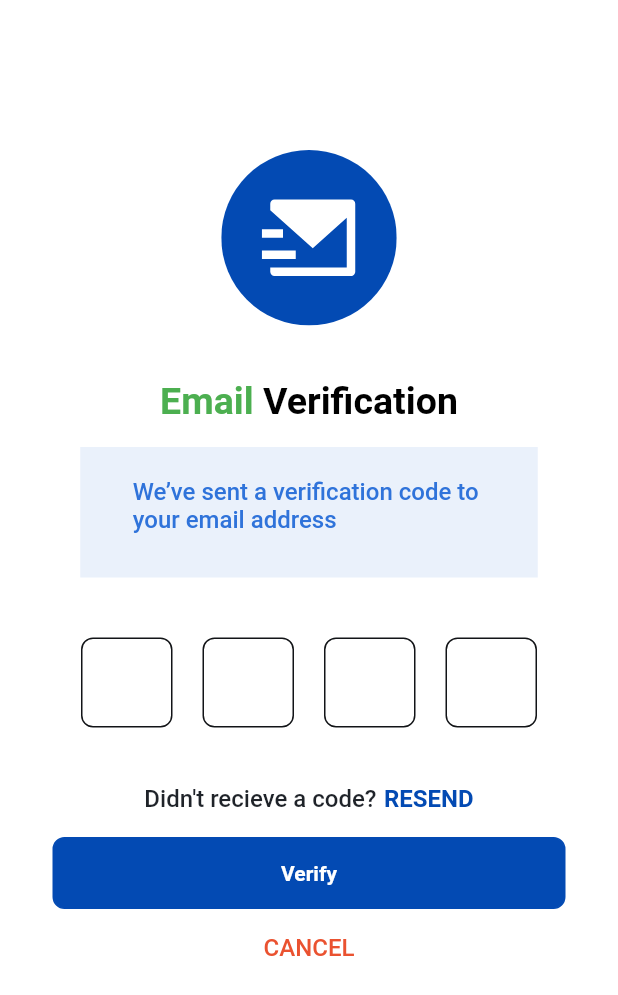
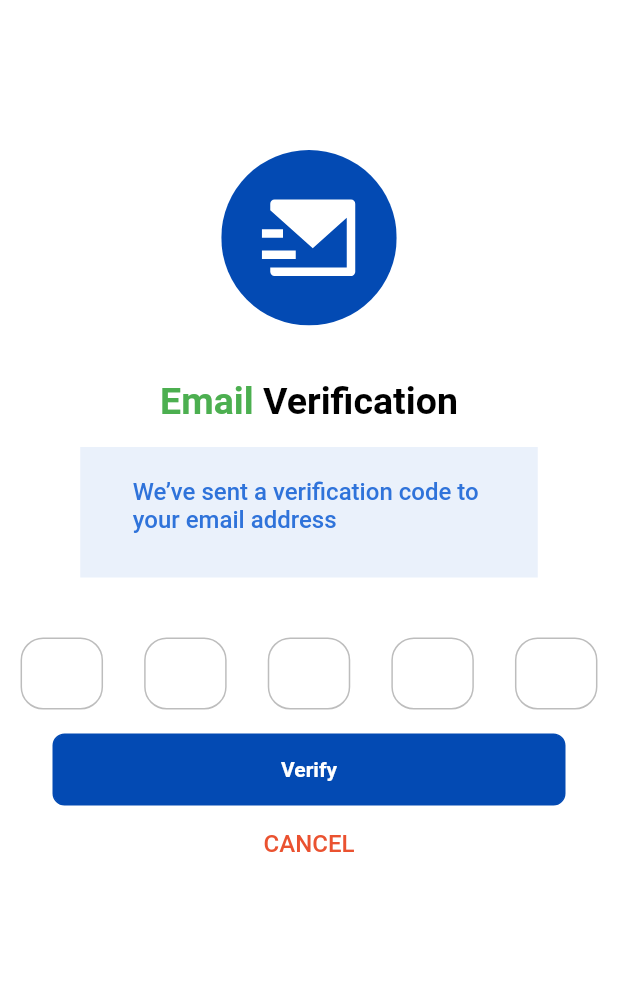
Before and after one commit to 7H3-PR073C70R/money-management, a Flutter app: the EmailVarificationView screen opened directly, on a phone screen of 412 x 824 dp. Shown: the top 995 px of the screen. Run offline on Flutter 3.47's test engine with Material 2 defaults, Android fonts, the light colour scheme and no system bars; drawn by our look-alikes of otp_text_field; our stand-ins replace flutter_svg, stacked.

Commit message:
otp field

```diff
--- a/lib/ui/views/auth/email_verification/email_verification_view.dart
+++ b/lib/ui/views/auth/email_verification/email_verification_view.dart
@@ -5,6 +5,8 @@ import 'package:flutter/painting.dart';
 import 'package:flutter_svg/flutter_svg.dart';
 import 'package:money_management/constants/app_image_path.dart';
 import 'package:money_management/constants/app_string.dart';
+import 'package:otp_text_field/otp_field.dart';
+import 'package:otp_text_field/style.dart';
 import 'package:stacked/stacked.dart';
 import 'email_varification_view_model.dart';
 
@@ -68,74 +70,18 @@ class EmailVarificationView extends StatelessWidget {
             const SizedBox(
               height: 40,
             ),
-            //       OTPTextField(
-            //   length: 5,
-            //   width: MediaQuery.of(context).size.width,
-            //   textFieldAlignment: MainAxisAlignment.spaceAround,
-            //   fieldWidth: 55,
-            //   fieldStyle: FieldStyle.box,
-            //   outlineBorderRadius: 15,
-            //   style: TextStyle(fontSize: 17),
-            //   onChanged: (pin) {
-            //     print("Changed: " + pin);
-            //   },
-            //   onCompleted: (pin) {
-            //     print("Completed: " + pin);
-            //   },
-            // ),
-            Row(
-              mainAxisAlignment: MainAxisAlignment.center,
-              children: [
-                Container(
-                  height: 60,
-                  width: 61,
-                  decoration: BoxDecoration(
-                    border: Border.all(color: const Color.fromRGBO(18, 20, 23, 1)),
-                    borderRadius: BorderRadius.circular(8)
-                  ),
-                ),
-                const SizedBox(width: 20,),
-                Container(
-                  height: 60,
-                  width: 61,
-                  decoration: BoxDecoration(
-                    border: Border.all(color: const Color.fromRGBO(18, 20, 23, 1)),
-                    borderRadius: BorderRadius.circular(8)
-                  ),
-                ),
-                const SizedBox(width: 20,),
-                Container(
-                  height: 60,
-                  width: 61,
-                  decoration: BoxDecoration(
-                    border: Border.all(color: const Color.fromRGBO(18, 20, 23, 1)),
-                    borderRadius: BorderRadius.circular(8)
-                  ),
-                ),
-                const SizedBox(width: 20,),
-                Container(
-                  height: 60,
-                  width: 61,
-                  decoration: BoxDecoration(
-                    border: Border.all(color: const Color.fromRGBO(18, 20, 23, 1)),
-                    borderRadius: BorderRadius.circular(8)
-                  ),
-                ),
-              ],
-            ),
-            const SizedBox(
-              height: 38,
-            ),
-            Row(
-              mainAxisAlignment: MainAxisAlignment.center,
-              children: [
-                BoxText.body(dontRecieveCodeText),
-                const SizedBox(width: 5,),
-                GestureDetector(
-                  onTap: (){
-                  },
-                  child: Text(resendText, style: bodyStyle.copyWith(color: const Color.fromRGBO(3, 74, 179, 1), fontWeight: FontWeight.w700),))
-              ],
+                  OTPTextField(
+              length: 5,
+              width: MediaQuery.of(context).size.width,
+              textFieldAlignment: MainAxisAlignment.spaceAround,
+              fieldWidth: 55,
+              fieldStyle: FieldStyle.box,
+              outlineBorderRadius: 15,
+              style: const TextStyle(fontSize: 17),
+              onChanged: (pin) {
+              },
+              onCompleted: (pin) {
+              },
             ),
             const SizedBox(height: 16,),
             const Padding(
--- a/pubspec.yaml
+++ b/pubspec.yaml
@@ -43,6 +43,7 @@ dependencies:
   google_fonts: ^2.1.0
   freezed_annotation:
   json_annotation:
+  otp_text_field:
 
 dev_dependencies:
   flutter_test:
@@ -51,7 +52,6 @@ dev_dependencies:
   build_runner:
   freezed:
   json_serializable:
-  otp_text_field:
 
   # The "flutter_lints" package below contains a set of recommended lints to
   # encourage good coding practices. The lint set provided by the package is
```
Also changed, not shown: pubspec.lock, 1 other file.
